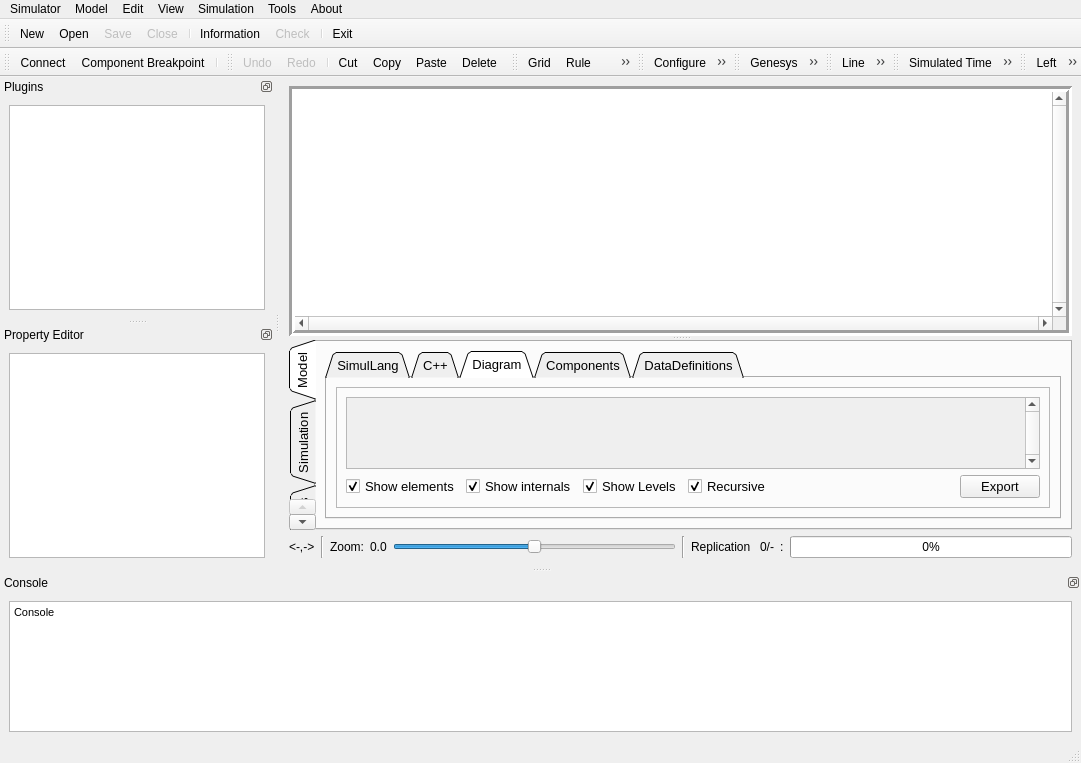
The window that source/applications/gui/qt/GenesysQtGUI/mainwindow.ui (jdanprad0/Genesys-GUI-DS1) describes before a commit, drawn with Qt 5.
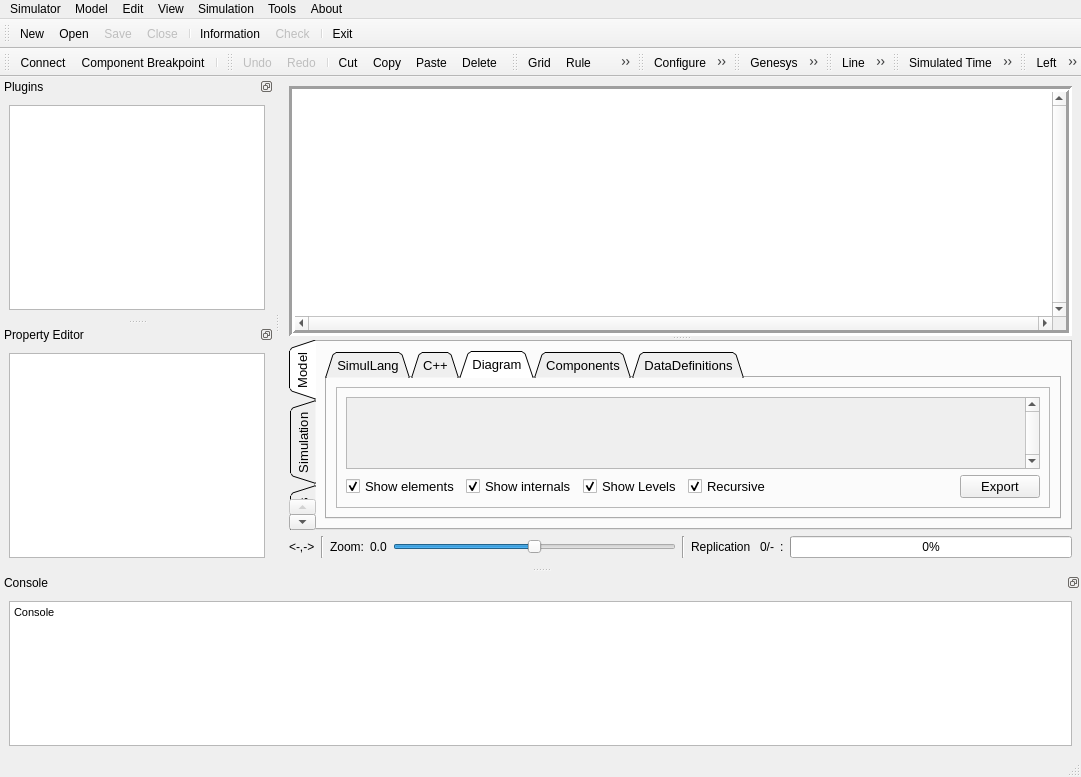
The same window after the commit. Icons and pictures are not drawn. Custom widgets are drawn as their Qt base class.

What changed in the file:
```diff
--- a/source/applications/gui/qt/GenesysQtGUI/mainwindow.ui
+++ b/source/applications/gui/qt/GenesysQtGUI/mainwindow.ui
@@ -7,7 +7,7 @@
     <x>0</x>
     <y>0</y>
     <width>1081</width>
-    <height>763</height>
+    <height>777</height>
    </rect>
   </property>
   <property name="windowTitle">
@@ -889,7 +889,7 @@
    <property name="minimumSize">
     <size>
      <width>118</width>
-     <height>137</height>
+     <height>138</height>
     </size>
    </property>
    <property name="windowIcon">
```
Left out of the diff: 5 changed lines with no effect on the pictures.
